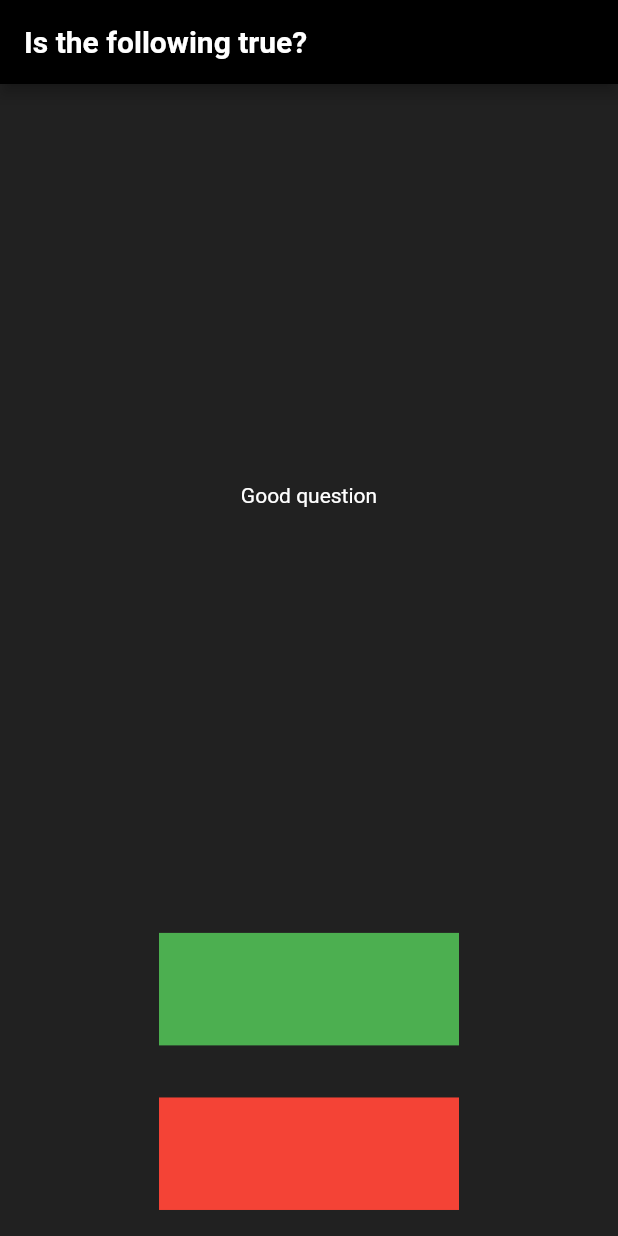
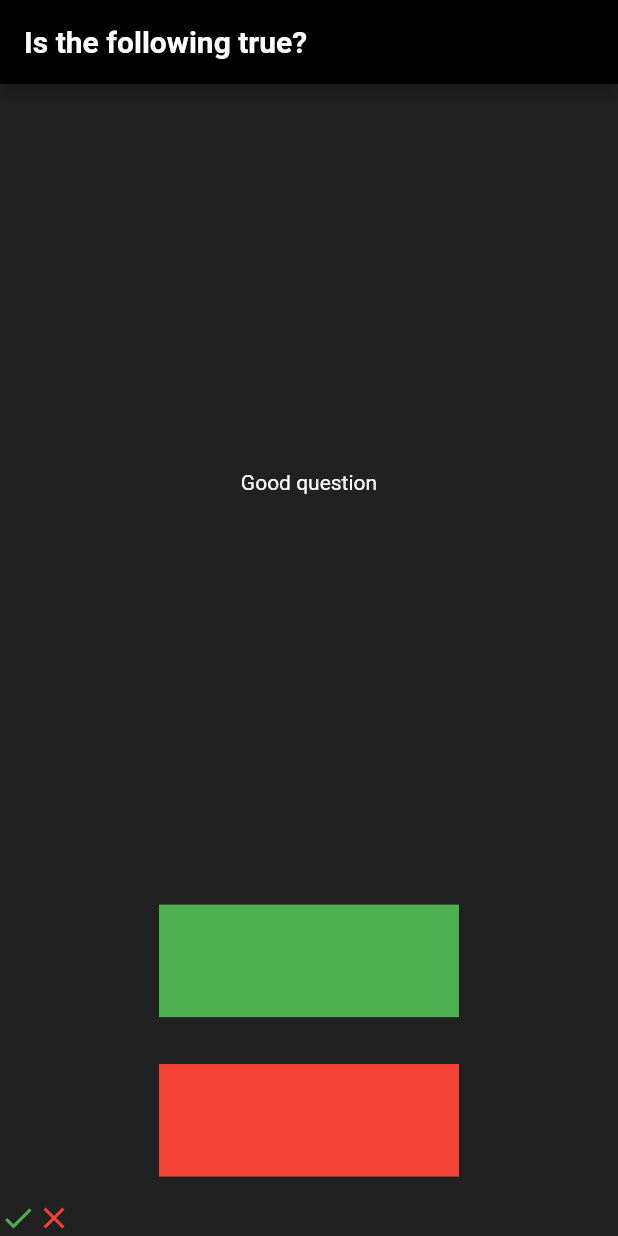
Before and after one commit to He-Martijn/scorekeeper, a Flutter app: the screen it shows after launch, on a phone screen of 412 x 824 dp. Run offline on Flutter 3.47's test engine with Material 2 defaults, Android fonts, the phone set to English and light mode, and no system bars; missing offline and left inert: dart:ffi.

Commit message:
Create two icons. A green check and a red close icond.

```diff
--- a/lib/main.dart
+++ b/lib/main.dart
@@ -3,6 +3,7 @@ import 'dart:ffi';
 import 'package:flutter/material.dart';
 
 void main() {
+  print('void main is called');
   runApp(const MyApp());
 }
 
@@ -45,6 +46,7 @@ class _MyBodyAppState extends State<MyBodyApp> {
       child: Column(
         mainAxisAlignment: MainAxisAlignment.center,
         children: [
+          //TODO: Put some text in the buttons
           Expanded(
             flex: 5,
               child: Center(
@@ -81,6 +83,12 @@ class _MyBodyAppState extends State<MyBodyApp> {
               ),
             ),
           ),
+          Row(
+            children: [
+              Icon(Icons.check,color: Colors.green,),
+              Icon(Icons.close,color: Colors.red,),
+            ],
+          )
         ],
       )
     );
```
Also changed, not shown: 1 other file.
